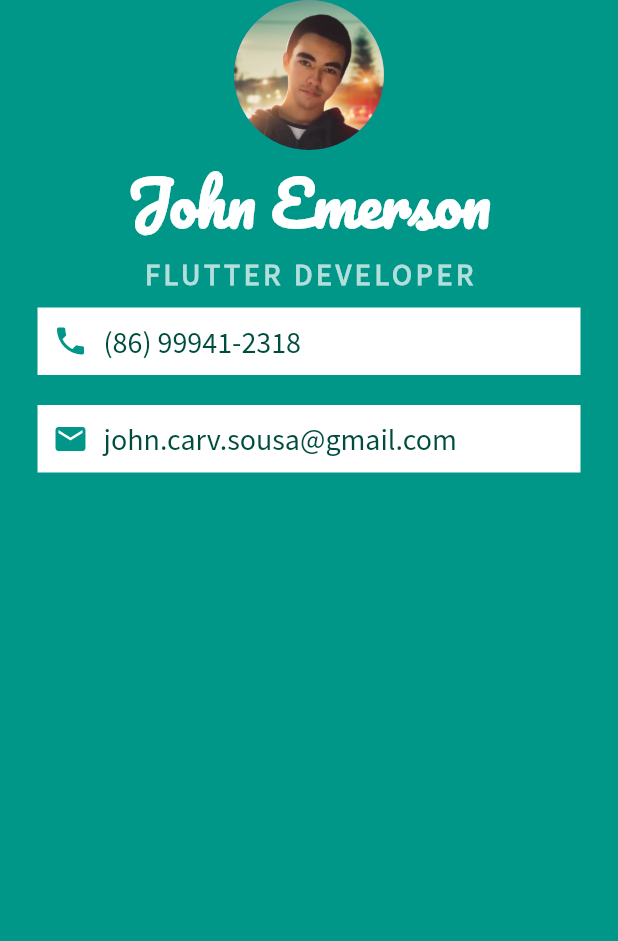
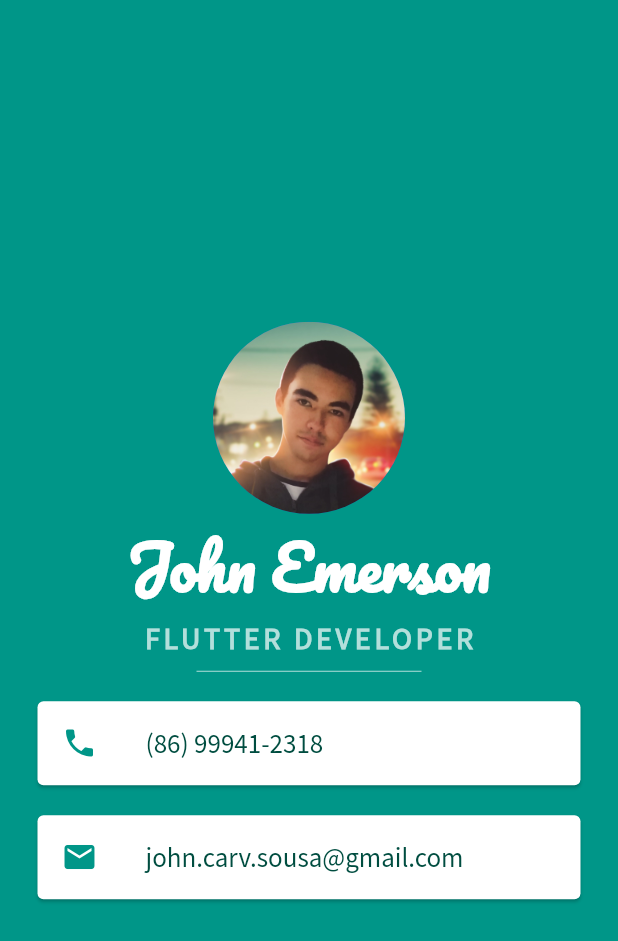
Before and after one commit to JohnEmerson1406/appbrewery_flutter_course, a Flutter app: the screen it shows after launch, on a phone screen of 412 x 824 dp. Shown: the top 941 px of the screen. Run offline on Flutter 3.47's test engine with Material 2 defaults, Android fonts, the phone set to English and light mode, and no system bars.

Commit message:
feat: add Cart with ListTile & remove SafeArea

```diff
--- a/mi_card/lib/main.dart
+++ b/mi_card/lib/main.dart
@@ -11,12 +11,12 @@
       debugShowCheckedModeBanner: false,
       home: Scaffold(
         backgroundColor: Colors.teal,
-        body: SafeArea(
-          // safeArea traz o conteudo para uma parte onde ele apareça por completo
-          child: Column(
+        body: Column(
+          // SafeArea was here
+          mainAxisAlignment: MainAxisAlignment.center,
           children: <Widget>[
             CircleAvatar(
-                radius: 50,
+              radius: 64,
               // backgroundColor: Colors.red,
               backgroundImage: AssetImage('images/john.jpg'),
             ),
@@ -39,58 +39,51 @@
                 fontWeight: FontWeight.bold,
               ),
             ),
-              Container(
-                color: Colors.white,
+            SizedBox(
+              height: 20,
+              child: Divider(
+                color: Colors.teal.shade100,
+              ),
+              width: 150,
+            ),
+            Card(
+              // color: Colors.white, // card ja é white por padrão
               margin: EdgeInsets.symmetric(vertical: 10, horizontal: 25),
-                padding: EdgeInsets.all(10),
-                child: Row(
-                  children: <Widget>[
-                    Icon(
+              child: ListTile(
+                leading: Icon(
                   Icons.phone,
                   color: Colors.teal,
                 ),
-                    SizedBox(
-                      width: 10,
-                    ),
-                    Text(
+                title: Text(
                   '(86) 99941-2318',
                   style: TextStyle(
                     color: Colors.teal.shade900,
                     fontFamily: 'Source Sans Pro',
-                        fontSize: 20,
+                    fontSize: 18,
+                  ),
+                ),
+              ),
+            ),
+            Card(
+              margin: EdgeInsets.symmetric(vertical: 10, horizontal: 25),
+              child: ListTile(
+                leading: Icon(
+                  Icons.email,
+                  color: Colors.teal,
+                ),
+                title: Text(
+                  'john.carv.sousa@gmail.com',
+                  style: TextStyle(
+                    color: Colors.teal.shade900,
+                    fontFamily: 'Source Sans Pro',
+                    fontSize: 18,
+                  ),
+                ),
               ),
             ),
           ],
         ),
       ),
-              Container(
-                color: Colors.white,
-                margin: EdgeInsets.symmetric(vertical: 10, horizontal: 25),
-                padding: EdgeInsets.all(10),
-                child: Row(
-                  children: <Widget>[
-                    Icon(
-                      Icons.email,
-                      color: Colors.teal,
-                    ),
-                    SizedBox(
-                      width: 10,
-                    ),
-                    Text(
-                      'john.carv.sousa@gmail.com',
-                      style: TextStyle(
-                        color: Colors.teal.shade900,
-                        fontFamily: 'Source Sans Pro',
-                        fontSize: 20,
-                      ),
-                    ),
-                  ],
-                ),
-              ),
-            ],
-          ),
-        ),
-      ),
     );
   }
 }
```
Lines whose indentation alone changed are shown as unchanged.
